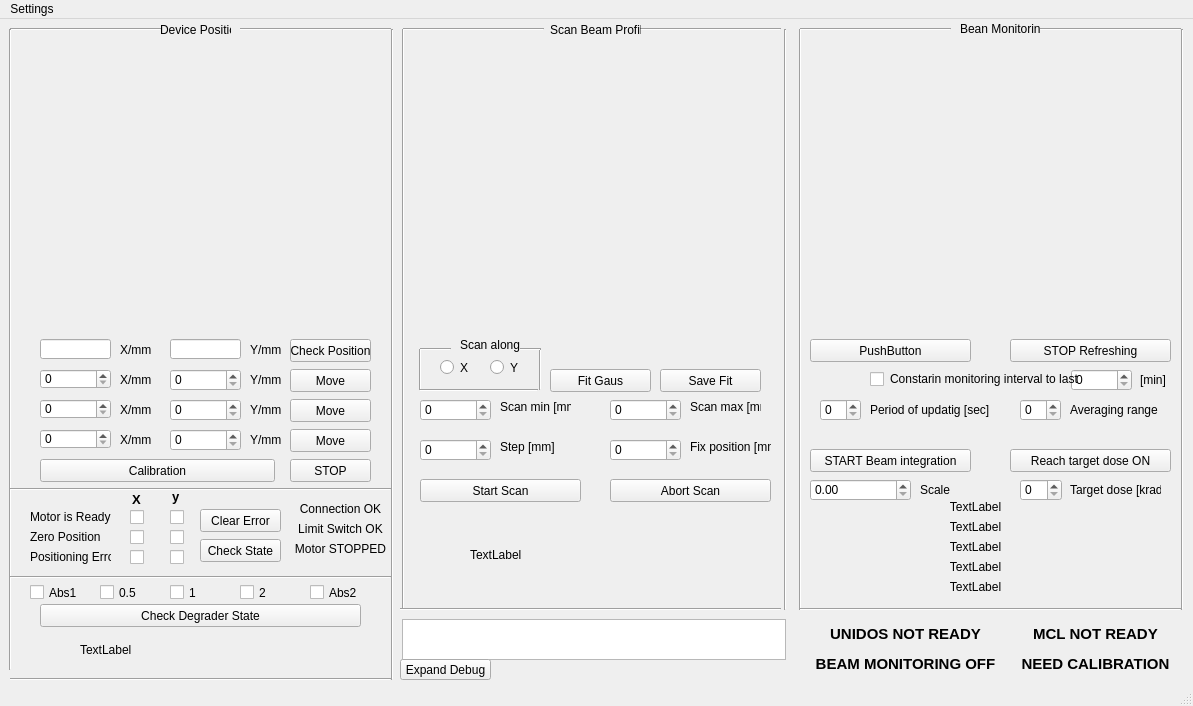
This is mainwindow.ui in IsakovAD/Dosimetry_system as Qt 5 draws it before an edit. The edited form follows.
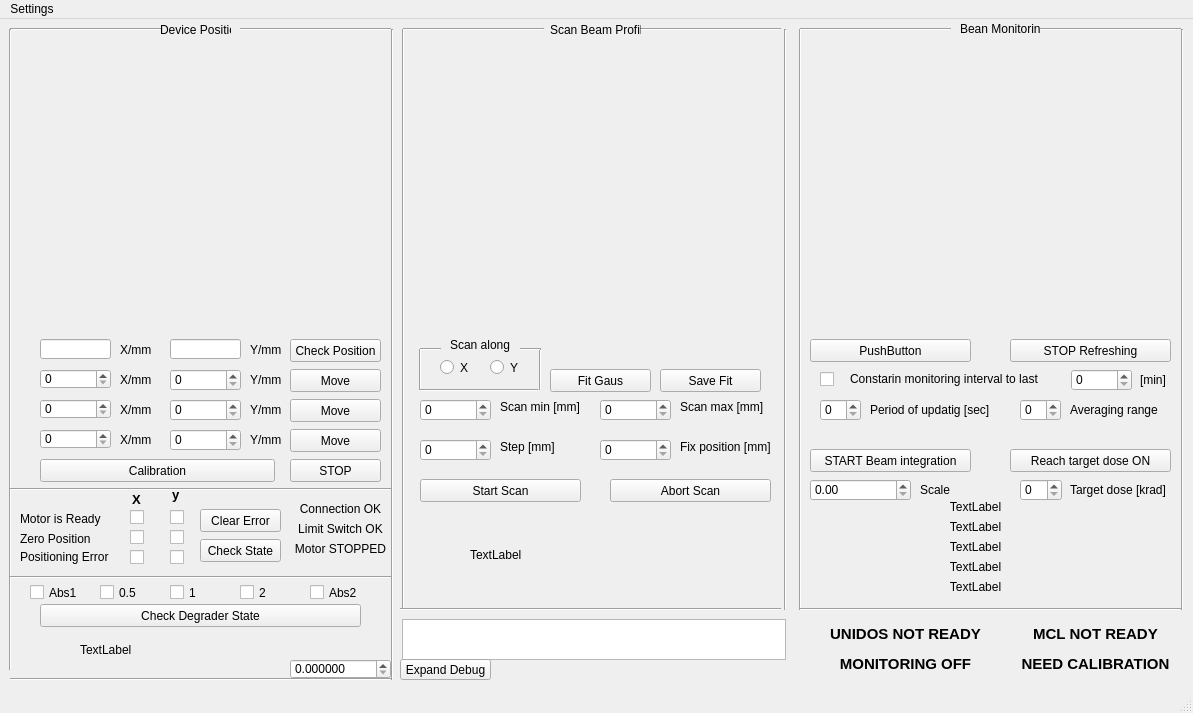
This is the edited form. Custom widgets are drawn as their Qt base class.

```diff
--- a/mainwindow.ui
+++ b/mainwindow.ui
@@ -7,7 +7,7 @@
     <x>0</x>
     <y>0</y>
     <width>1193</width>
-    <height>706</height>
+    <height>713</height>
    </rect>
   </property>
   <property name="minimumSize">
@@ -149,7 +149,7 @@
      <rect>
       <x>250</x>
       <y>410</y>
-      <width>31</width>
+      <width>41</width>
       <height>21</height>
      </rect>
     </property>
@@ -185,7 +185,7 @@
      <rect>
       <x>290</x>
       <y>350</y>
-      <width>81</width>
+      <width>91</width>
       <height>23</height>
      </rect>
     </property>
@@ -198,7 +198,7 @@
      <rect>
       <x>290</x>
       <y>380</y>
-      <width>81</width>
+      <width>91</width>
       <height>23</height>
      </rect>
     </property>
@@ -211,7 +211,7 @@
      <rect>
       <x>290</x>
       <y>410</y>
-      <width>81</width>
+      <width>91</width>
       <height>23</height>
      </rect>
     </property>
@@ -658,7 +658,7 @@
      <rect>
       <x>1070</x>
       <y>460</y>
-      <width>91</width>
+      <width>111</width>
       <height>21</height>
      </rect>
     </property>
@@ -762,7 +762,7 @@
      <rect>
       <x>420</x>
       <y>320</y>
-      <width>31</width>
+      <width>21</width>
       <height>21</height>
      </rect>
     </property>
@@ -773,9 +773,9 @@
    <widget class="QLabel" name="label_15">
     <property name="geometry">
      <rect>
-      <x>460</x>
+      <x>450</x>
       <y>310</y>
-      <width>61</width>
+      <width>71</width>
       <height>31</height>
      </rect>
     </property>
@@ -824,7 +824,7 @@
      <rect>
       <x>500</x>
       <y>380</y>
-      <width>71</width>
+      <width>101</width>
       <height>16</height>
      </rect>
     </property>
@@ -835,7 +835,7 @@
    <widget class="QSpinBox" name="spinBox_ScanMax">
     <property name="geometry">
      <rect>
-      <x>610</x>
+      <x>600</x>
       <y>380</y>
       <width>71</width>
       <height>22</height>
@@ -845,9 +845,9 @@
    <widget class="QLabel" name="label_21">
     <property name="geometry">
      <rect>
-      <x>690</x>
+      <x>680</x>
       <y>380</y>
-      <width>71</width>
+      <width>101</width>
       <height>16</height>
      </rect>
     </property>
@@ -881,7 +881,7 @@
    <widget class="QSpinBox" name="spinBox_FixPosition">
     <property name="geometry">
      <rect>
-      <x>610</x>
+      <x>600</x>
       <y>420</y>
       <width>71</width>
       <height>22</height>
@@ -891,9 +891,9 @@
    <widget class="QLabel" name="label_23">
     <property name="geometry">
      <rect>
-      <x>690</x>
+      <x>680</x>
       <y>420</y>
-      <width>81</width>
+      <width>111</width>
       <height>16</height>
      </rect>
     </property>
@@ -1043,7 +1043,7 @@
      <rect>
       <x>870</x>
       <y>380</y>
-      <width>121</width>
+      <width>141</width>
       <height>21</height>
      </rect>
     </property>
@@ -1066,7 +1066,7 @@
      <rect>
       <x>1070</x>
       <y>380</y>
-      <width>91</width>
+      <width>111</width>
       <height>21</height>
      </rect>
     </property>
@@ -1077,9 +1077,9 @@
    <widget class="QLabel" name="label_26">
     <property name="geometry">
      <rect>
-      <x>890</x>
+      <x>850</x>
       <y>350</y>
-      <width>201</width>
+      <width>221</width>
       <height>20</height>
      </rect>
     </property>
@@ -1149,13 +1149,13 @@
      </rect>
     </property>
     <property name="text">
-     <string>&lt;html&gt;&lt;head/&gt;&lt;body&gt;&lt;p align=&quot;center&quot;&gt;&lt;span style=&quot; font-size:11pt; font-weight:600; color:#000000;&quot;&gt;BEAM MONITORING OFF&lt;/span&gt;&lt;/p&gt;&lt;/body&gt;&lt;/html&gt;</string>
+     <string>&lt;html&gt;&lt;head/&gt;&lt;body&gt;&lt;p align=&quot;center&quot;&gt;&lt;span style=&quot; font-size:11pt; font-weight:600; color:#000000;&quot;&gt;MONITORING OFF&lt;/span&gt;&lt;/p&gt;&lt;/body&gt;&lt;/html&gt;</string>
     </property>
    </widget>
    <widget class="QCheckBox" name="checkBox_Constrain">
     <property name="geometry">
      <rect>
-      <x>870</x>
+      <x>820</x>
       <y>350</y>
       <width>70</width>
       <height>21</height>
@@ -1170,7 +1170,7 @@
      <rect>
       <x>290</x>
       <y>440</y>
-      <width>81</width>
+      <width>91</width>
       <height>23</height>
      </rect>
     </property>
@@ -1196,7 +1196,7 @@
      <rect>
       <x>290</x>
       <y>320</y>
-      <width>81</width>
+      <width>91</width>
       <height>23</height>
      </rect>
     </property>
@@ -1308,10 +1308,10 @@
    <widget class="QLabel" name="label">
     <property name="geometry">
      <rect>
-      <x>30</x>
+      <x>20</x>
       <y>490</y>
-      <width>81</width>
-      <height>16</height>
+      <width>91</width>
+      <height>20</height>
      </rect>
     </property>
     <property name="text">
@@ -1321,10 +1321,10 @@
    <widget class="QLabel" name="label_8">
     <property name="geometry">
      <rect>
-      <x>30</x>
+      <x>20</x>
       <y>510</y>
-      <width>71</width>
-      <height>16</height>
+      <width>81</width>
+      <height>20</height>
      </rect>
     </property>
     <property name="text">
@@ -1334,9 +1334,9 @@
    <widget class="QLabel" name="label_11">
     <property name="geometry">
      <rect>
-      <x>30</x>
+      <x>20</x>
       <y>530</y>
-      <width>81</width>
+      <width>101</width>
       <height>16</height>
      </rect>
     </property>
@@ -1452,9 +1452,9 @@
     <property name="geometry">
      <rect>
       <x>172</x>
-      <y>470</y>
+      <y>466</y>
       <width>21</width>
-      <height>16</height>
+      <height>20</height>
      </rect>
     </property>
     <property name="text">
@@ -1500,6 +1500,25 @@
      <string>&lt;html&gt;&lt;head/&gt;&lt;body&gt;&lt;p align=&quot;center&quot;&gt;Motor STOPPED&lt;/p&gt;&lt;/body&gt;&lt;/html&gt;</string>
     </property>
    </widget>
+   <widget class="QDoubleSpinBox" name="doubleSpinBox_LET">
+    <property name="geometry">
+     <rect>
+      <x>290</x>
+      <y>640</y>
+      <width>101</width>
+      <height>20</height>
+     </rect>
+    </property>
+    <property name="decimals">
+     <number>6</number>
+    </property>
+    <property name="maximum">
+     <double>100.000000000000000</double>
+    </property>
+    <property name="singleStep">
+     <double>0.001000000000000</double>
+    </property>
+   </widget>
    <zorder>label_MCL_state</zorder>
    <zorder>MCL_area</zorder>
    <zorder>spinBox_HereX</zorder>
```
Left out of the diff: 3 changed lines with no effect on the pictures.
